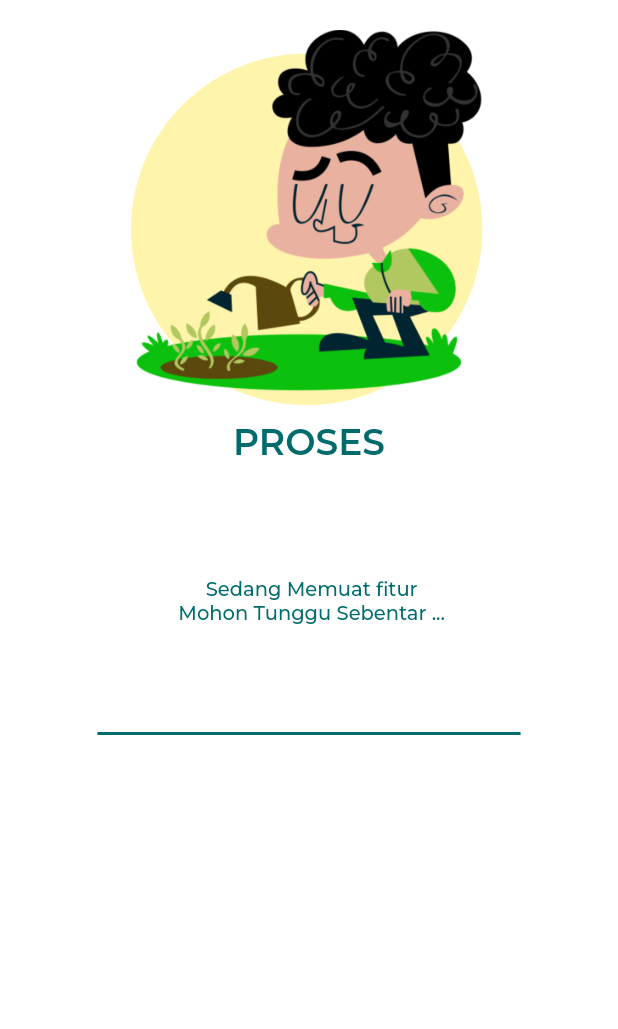
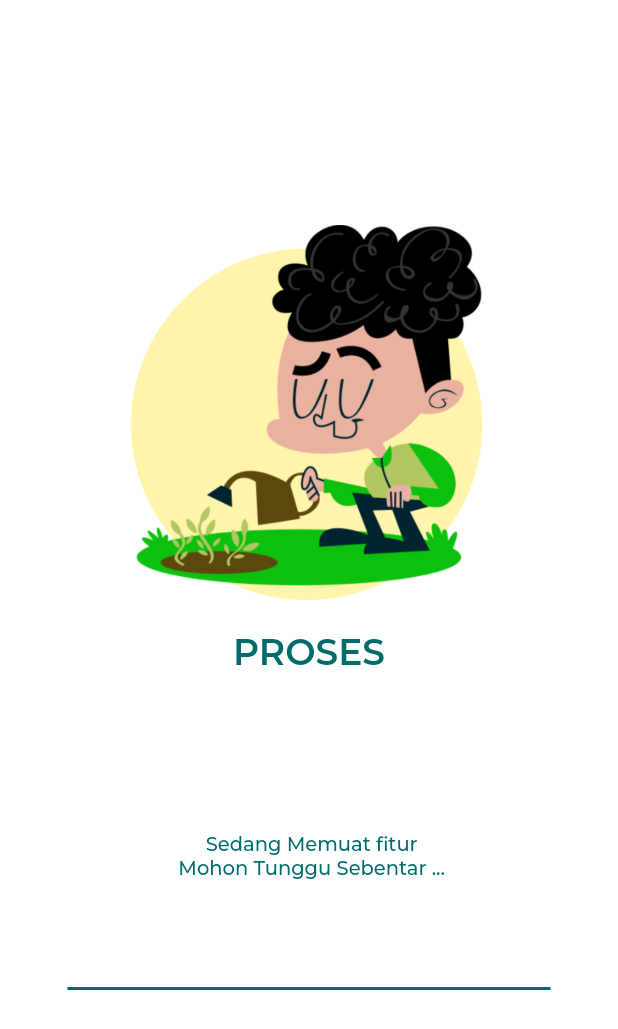
Before and after one commit to W1Z-H4L/uyee, a Flutter app: the screen it shows after launch, on a phone screen of 412 x 824 dp. Shown: the top 1029 px of the screen. Run offline on Flutter 3.47's test engine with Material 2 defaults, Android fonts, the phone set to English and light mode, and no system bars; drawn by our look-alikes of percent_indicator; our stand-ins replace curved_navigation_bar, google_fonts, shared_preferences; missing offline and left inert: dart:html.

Commit message:
memperbaiki activity, navbar, splash

```diff
--- a/lib/ui/pages/activity.dart
+++ b/lib/ui/pages/activity.dart
@@ -16,9 +16,10 @@ class _ActivityState extends State<Activity> {
     return Scaffold(
       appBar: AppBar(
         brightness: Brightness.dark,
-        toolbarHeight: 141,
+        toolbarHeight: 70,
         title: Text(
           "Activity",
+          textAlign: TextAlign.center,
         ),
         titleTextStyle: whiteTextStyle1,
         titleSpacing: 20,
--- a/lib/ui/pages/navbar.dart
+++ b/lib/ui/pages/navbar.dart
@@ -2,8 +2,10 @@ import 'dart:html';
 
 import 'package:curved_navigation_bar/curved_navigation_bar.dart';
 import 'package:flutter/material.dart';
+import 'package:login/ui/pages/activity.dart';
 import 'package:login/ui/pages/dashboard.dart';
 import 'package:login/ui/pages/navbar_key.dart';
+import 'package:login/ui/pages/profil.dart';
 
 class navBar extends StatefulWidget {
   @override
@@ -12,7 +14,7 @@ class navBar extends StatefulWidget {
 
 class _navBar extends State<navBar> {
   int selectedIndex = 0;
-  final Screen = [Dashboard()];
+  final Screen = [Dashboard(), Activity(), Profile()];
 
   @override
   Widget build(BuildContext context) {
--- a/lib/ui/pages/splash_screen.dart
+++ b/lib/ui/pages/splash_screen.dart
@@ -25,18 +25,22 @@ class _SplashScreenState extends State<SplashScreen> {
   Widget build(BuildContext context) {
     return Scaffold(
       body: Container(
-        padding: EdgeInsets.all(20),
+        width: double.infinity,
+        height: double.infinity,
         decoration: BoxDecoration(color: Colors.white),
         alignment: Alignment.center,
         child: Column(
           children: [
+            SizedBox(
+              height: 150,
+            ),
             Image.asset(
               'assets/icon_splash.png',
               height: 250.0,
               width: 250.0,
             ),
             SizedBox(
-              height: 10,
+              height: 20,
             ),
             Text(
               "PROSES\n",
@@ -44,7 +48,7 @@ class _SplashScreenState extends State<SplashScreen> {
               style: greenTextStyle4,
             ),
             SizedBox(
-              height: 30,
+              height: 60,
             ),
             Text("\n Sedang Memuat fitur \n Mohon Tunggu Sebentar ... \n \n",
                 textAlign: TextAlign.center, style: greenTextStyle5),
```
